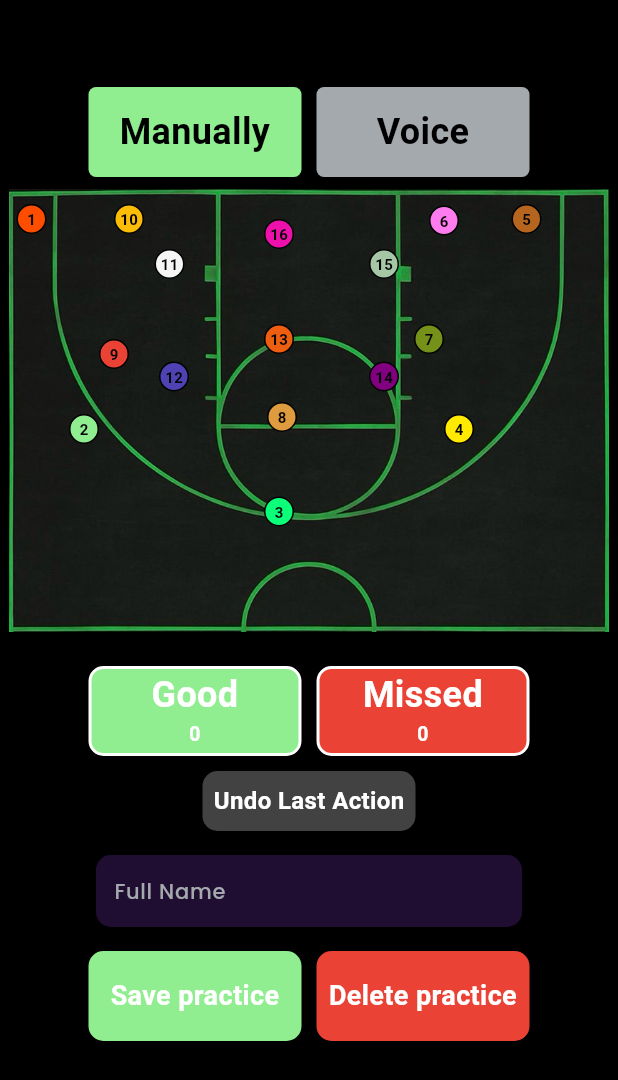
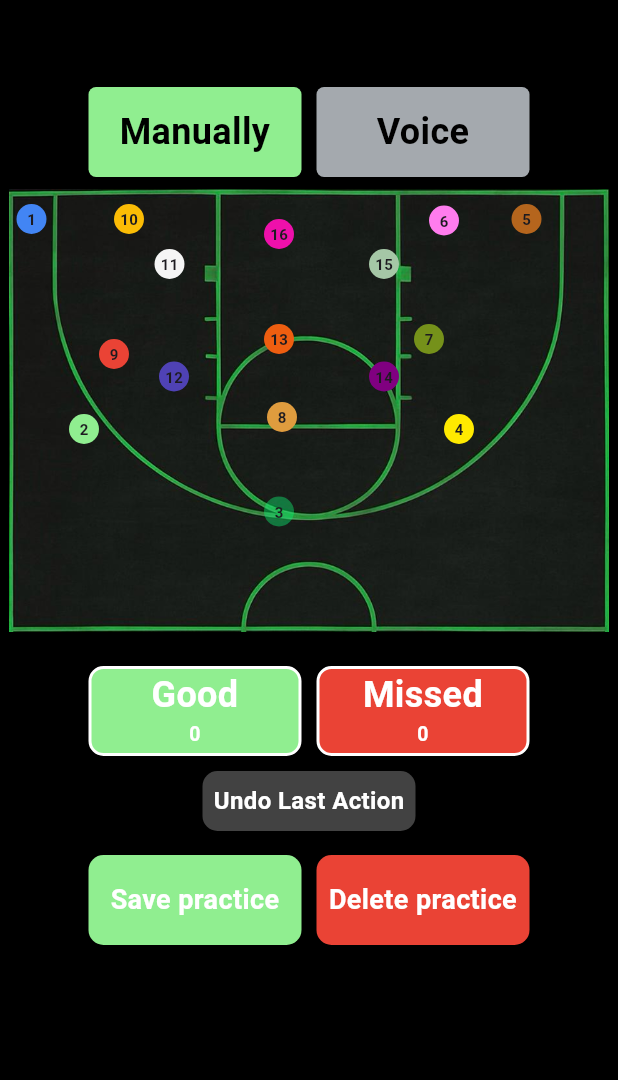
Before and after one commit to fwdAndroid/swee16, a Flutter app: the HomePage screen opened directly, on a phone screen of 412 x 824 dp. Shown: the top 1080 px of the screen. Run offline on Flutter 3.47's test engine with Material 3 defaults, Android fonts, the phone set to English and light mode, and no system bars; our stand-ins replace cloud_firestore, firebase_auth, firebase_core, google_fonts, google_sign_in, social_login_buttons and 1 more; accounts and stored records are empty.

Commit message:
Adjustment is Added

```diff
--- a/lib/screens/main/pages/home_page.dart
+++ b/lib/screens/main/pages/home_page.dart
@@ -1,7 +1,8 @@
 import 'package:flutter/material.dart';
-import 'package:google_fonts/google_fonts.dart';
 import 'package:swee16/utils/color_platter.dart';
 import 'package:speech_to_text/speech_to_text.dart' as stt;
+import 'package:swee16/widget/build_circle_widget.dart';
+import 'package:swee16/widget/circle_widget.dart';
 
 class HomePage extends StatefulWidget {
   const HomePage({super.key});
@@ -19,6 +20,8 @@ class _HomePageState extends State<HomePage> {
   bool isVoiceMode = false;
   List<String> _actionHistory = [];
   bool _showUndo = false;
+  int? _selectedNumber;
+  Offset? _selectedPosition;
 
   @override
   void initState() {
@@ -192,22 +195,120 @@ class _HomePageState extends State<HomePage> {
               child: Stack(
                 children: [
                   Image.asset("assets/basketball.png", width: 400),
-                  _buildCircle(10, goldenYellow, 70, 10),
-                  _buildCircle(11, lightGrey, 97, 40),
-                  _buildCircle(9, red, 60, 100),
-                  _buildCircle(12, purpleBlue, 100, 115),
-                  _buildCircle(2, lightGreen, 40, 150),
-                  _buildCircle(1, redOrange, 5, 10),
-                  _buildCircle(16, margintaPink, 170, 20),
-                  _buildCircle(13, warmOrange, 170, 90),
-                  _buildCircle(8, goldenOrange, 172, 142),
-                  _buildCircle(3, brightNeonGreen, 170, 205),
-                  _buildCircle(14, royalPurple, 240, 115),
-                  _buildCircle(7, oliveGreen, 270, 90),
-                  _buildCircle(4, vivedYellow, 290, 150),
-                  _buildCircle(6, hotPink, 280, 11),
-                  _buildCircle(5, brownishOrange, 335, 10),
-                  _buildCircle(15, greenishGrey, 240, 40),
+
+                  BuildCircleWidget(
+                    number: 1,
+                    color: blueLight,
+                    left: 5,
+                    top: 10,
+                    onTap: () => _handleNumberTap(1, 5, 10),
+                  ),
+                  BuildCircleWidget(
+                    number: 2,
+                    color: lightGreen,
+                    left: 40,
+                    top: 150,
+                    onTap: () => _handleNumberTap(2, 40, 150),
+                  ),
+                  BuildCircleWidget(
+                    number: 3,
+                    color: brightNeonGreen,
+                    left: 170,
+                    top: 205,
+                    onTap: () => _handleNumberTap(3, 170, 205),
+                  ),
+                  BuildCircleWidget(
+                    number: 4,
+                    color: vivedYellow,
+                    left: 290,
+                    top: 150,
+                    onTap: () => _handleNumberTap(4, 290, 150),
+                  ),
+                  BuildCircleWidget(
+                    number: 5,
+                    color: brownishOrange,
+                    left: 335,
+                    top: 10,
+                    onTap: () => _handleNumberTap(5, 335, 10),
+                  ),
+                  BuildCircleWidget(
+                    number: 6,
+                    color: hotPink,
+                    left: 280,
+                    top: 11,
+                    onTap: () => _handleNumberTap(6, 280, 11),
+                  ),
+                  BuildCircleWidget(
+                    number: 7,
+                    color: oliveGreen,
+                    left: 270,
+                    top: 90,
+                    onTap: () => _handleNumberTap(7, 270, 90),
+                  ),
+                  BuildCircleWidget(
+                    number: 8,
+                    color: goldenOrange,
+                    left: 172,
+                    top: 142,
+                    onTap: () => _handleNumberTap(8, 172, 142),
+                  ),
+                  BuildCircleWidget(
+                    number: 9,
+                    color: red,
+                    left: 60,
+                    top: 100,
+                    onTap: () => _handleNumberTap(9, 60, 100),
+                  ),
+                  BuildCircleWidget(
+                    number: 10,
+                    color: goldenYellow,
+                    left: 70,
+                    top: 10,
+                    onTap: () => _handleNumberTap(10, 70, 10),
+                  ),
+                  BuildCircleWidget(
+                    number: 11,
+                    color: lightGrey,
+                    left: 97,
+                    top: 40,
+                    onTap: () => _handleNumberTap(11, 97, 40),
+                  ),
+                  BuildCircleWidget(
+                    number: 12,
+                    color: purpleBlue,
+                    left: 100,
+                    top: 115,
+                    onTap: () => _handleNumberTap(12, 100, 115),
+                  ),
+                  BuildCircleWidget(
+                    number: 13,
+                    color: warmOrange,
+                    left: 170,
+                    top: 90,
+                    onTap: () => _handleNumberTap(13, 170, 90),
+                  ),
+                  BuildCircleWidget(
+                    number: 14,
+                    color: royalPurple,
+                    left: 240,
+                    top: 115,
+                    onTap: () => _handleNumberTap(14, 240, 115),
+                  ),
+                  BuildCircleWidget(
+                    number: 15,
+                    color: greenishGrey,
+                    left: 240,
+                    top: 40,
+                    onTap: () => _handleNumberTap(15, 240, 40),
+                  ),
+                  BuildCircleWidget(
+                    number: 16,
+                    color: margintaPink,
+                    left: 170,
+                    top: 20,
+                    onTap: () => _handleNumberTap(16, 170, 20),
+                  ),
+                  if (_selectedPosition != null) ..._buildConcentricCircles(),
                 ],
               ),
             ),
@@ -331,54 +432,6 @@ class _HomePageState extends State<HomePage> {
               ),
             ),
 
-            Center(
-              child: SizedBox(
-                width: 300,
-                child: Padding(
-                  padding: const EdgeInsets.all(8.0),
-                  child: TextFormField(
-                    controller: emailController,
-                    decoration: InputDecoration(
-                      hintText: 'Full Name',
-                      hintStyle: GoogleFonts.poppins(
-                        color: labelColor,
-                        fontSize: 14,
-                        fontWeight: FontWeight.w500,
-                      ),
-                      contentPadding: const EdgeInsets.only(left: 8, top: 15),
-                      enabledBorder: OutlineInputBorder(
-                        borderRadius: const BorderRadius.all(
-                          Radius.circular(10),
-                        ),
-                        borderSide: BorderSide(
-                          color: Color(0xff200E32).withOpacity(.10),
-                        ),
-                      ),
-                      focusedBorder: OutlineInputBorder(
-                        borderRadius: const BorderRadius.all(
-                          Radius.circular(10),
-                        ),
-                        borderSide: BorderSide(color: Color(0xff200E32)),
-                      ),
-                      border: OutlineInputBorder(
-                        borderRadius: const BorderRadius.all(
-                          Radius.circular(10),
-                        ),
-                        borderSide: BorderSide(color: Color(0xff200E32)),
-                      ),
-                      fillColor: Color(0xff200E32),
-                      filled: true,
-                    ),
-                    validator: (value) {
-                      if (value == null || value.isEmpty) {
-                        return 'Please enter your full name';
-                      }
-                      return null;
-                    },
-                  ),
-                ),
-              ),
-            ),
             Padding(
               padding: const EdgeInsets.all(8.0),
               child: Row(
@@ -432,28 +485,25 @@ class _HomePageState extends State<HomePage> {
     );
   }
 
-  Widget _buildCircle(int number, Color color, double left, double top) {
-    return Positioned(
-      left: left,
-      top: top,
-      child: Container(
-        width: 20,
-        height: 20,
-        decoration: BoxDecoration(
-          color: color,
-          shape: BoxShape.circle,
-          border: Border.all(color: Colors.black, width: 1),
-        ),
-        alignment: Alignment.center,
-        child: Text(
-          number.toString(),
-          style: TextStyle(
-            color: blackColor,
-            fontWeight: FontWeight.bold,
-            fontSize: 10,
-          ),
-        ),
-      ),
-    );
+  void _handleNumberTap(int number, double left, double top) {
+    setState(() {
+      if (_selectedNumber == number) {
+        _selectedNumber = null;
+        _selectedPosition = null;
+      } else {
+        _selectedNumber = number;
+        _selectedPosition = Offset(
+          left + 10,
+          top + 10,
+        ); // Center of 20x20 circle
+      }
+    });
+  }
+
+  List<Widget> _buildConcentricCircles() {
+    return [
+      CircleWidget(size: 40, opacity: 1.0, selectedPosition: _selectedPosition),
+      CircleWidget(size: 60, opacity: 0.6, selectedPosition: _selectedPosition),
+    ];
   }
 }
--- a/lib/screens/main/pages/score_page.dart
+++ b/lib/screens/main/pages/score_page.dart
@@ -60,7 +60,7 @@ class _ScorePageState extends State<ScorePage> {
                                 children: [
                                   Numberwidget(
                                     title: "1",
-                                    color: redOrange,
+                                    color: blueLight,
                                     number: "1%",
                                   ),
                                   Numberwidget(
--- a/lib/utils/color_platter.dart
+++ b/lib/utils/color_platter.dart
@@ -13,9 +13,9 @@ final fillColor = const Color(0xFF151313).withOpacity(.60);
 final boderColor = const Color(0xFF151313).withOpacity(.10);
 
 //Basket Ball Colors
-final redOrange = Color(0xFFFF4D00); //1
+final blueLight = Color(0xFF4285F4); //1
 final lightGreen = Color(0xFF90EE90); //2
-final brightNeonGreen = Color(0xFF0CFF79); //3
+final brightNeonGreen = Color(0xFF0CFF79).withOpacity(.4); //3
 final vivedYellow = Color(0xFFFFEA00); //4
 final brownishOrange = Color(0xFFB5651D); //5
 final hotPink = Color(0xFFFF7CEE); //6
@@ -29,3 +29,6 @@ final warmOrange = Color(0xFFEE5E10); //13
 final royalPurple = Color(0xFF800080); //14
 final greenishGrey = Color(0xFFA5C7A6); //15
 final margintaPink = Color(0xFFEE10AB); //16
+
+//Selected Color
+final selectedColor = Color(0xFFADD8E6);
--- /dev/null
+++ b/lib/widget/build_circle_widget.dart
@@ -0,0 +1,38 @@
+import 'package:flutter/material.dart';
+
+class BuildCircleWidget extends StatelessWidget {
+  int number;
+  Color color;
+  double left;
+  double top;
+  VoidCallback? onTap;
+  BuildCircleWidget({
+    super.key,
+    required this.number,
+    required this.color,
+    required this.left,
+    required this.top,
+    required this.onTap,
+  });
+
+  @override
+  Widget build(BuildContext context) {
+    return Positioned(
+      left: left,
+      top: top,
+      child: GestureDetector(
+        onTap: onTap,
+        child: Container(
+          width: 20,
+          height: 20,
+          decoration: BoxDecoration(color: color, shape: BoxShape.circle),
+          alignment: Alignment.center,
+          child: Text(
+            number.toString(),
+            style: TextStyle(fontWeight: FontWeight.bold, fontSize: 10),
+          ),
+        ),
+      ),
+    );
+  }
+}
--- /dev/null
+++ b/lib/widget/circle_widget.dart
@@ -0,0 +1,30 @@
+import 'package:flutter/material.dart';
+import 'package:swee16/utils/color_platter.dart';
+
+class CircleWidget extends StatelessWidget {
+  double size;
+  double opacity;
+  Offset? selectedPosition;
+  CircleWidget({
+    super.key,
+    required this.size,
+    required this.opacity,
+    required this.selectedPosition,
+  });
+
+  @override
+  Widget build(BuildContext context) {
+    return Positioned(
+      left: selectedPosition!.dx - size / 2,
+      top: selectedPosition!.dy - size / 2,
+      child: Container(
+        width: size,
+        height: size,
+        decoration: BoxDecoration(
+          shape: BoxShape.circle,
+          border: Border.all(color: selectedColor, width: 1.5),
+        ),
+      ),
+    );
+  }
+}
```
